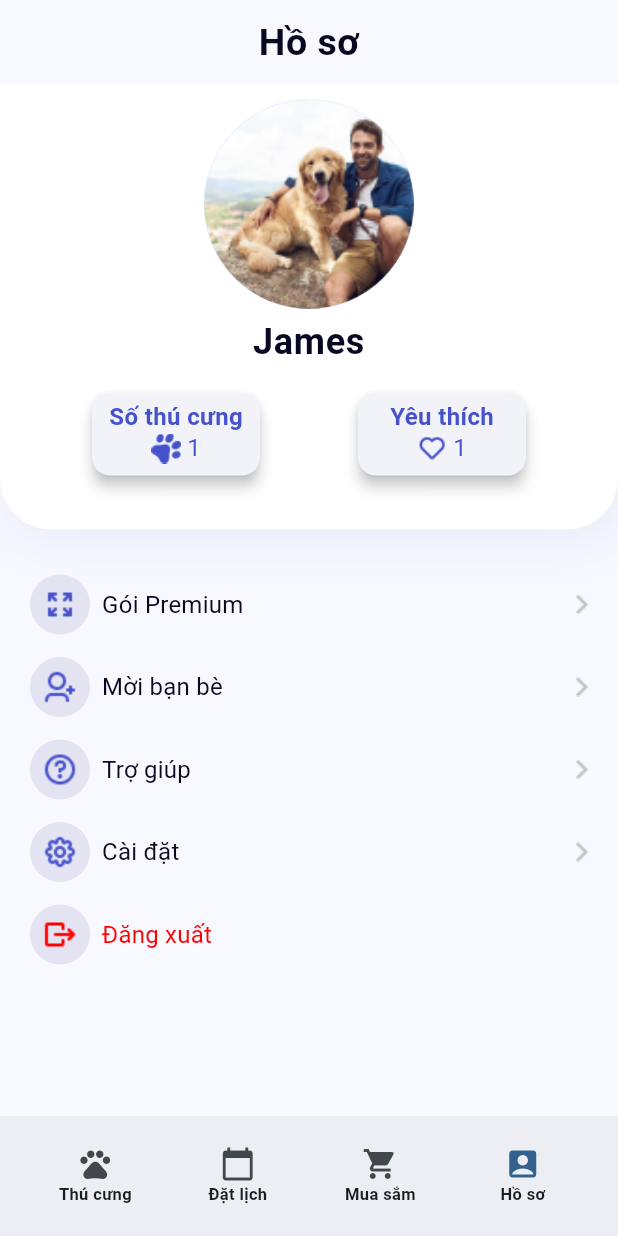
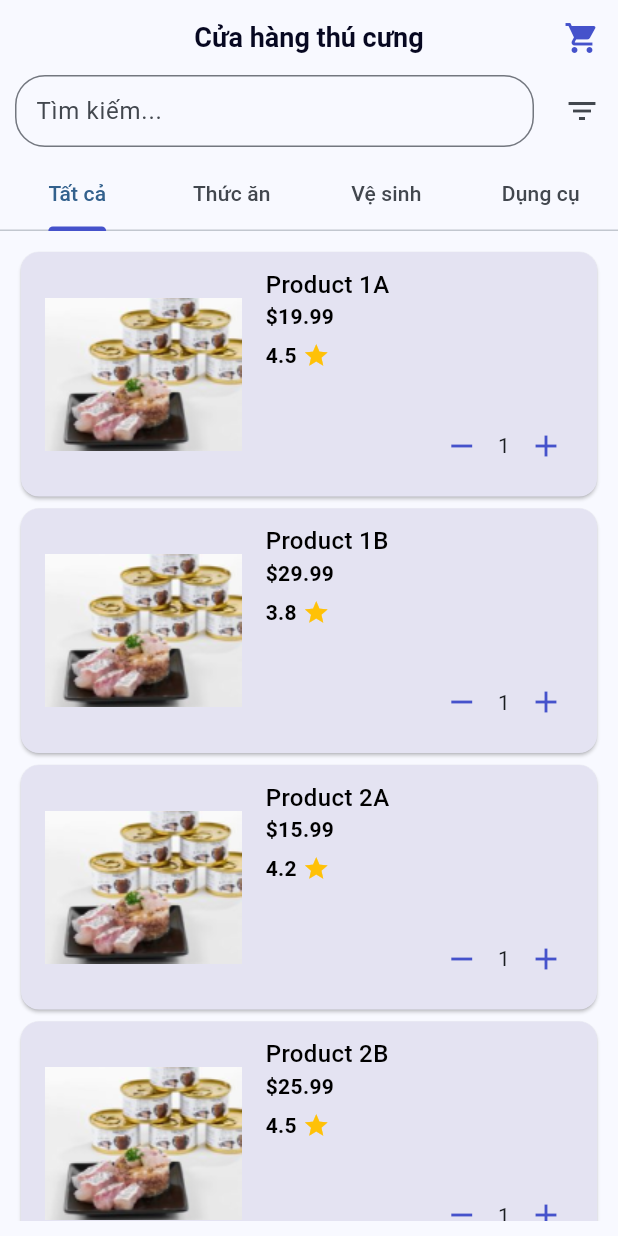
Before and after one commit to DQuyen231/PetCarePal_template, a Flutter app: the screen it shows after launch, on a phone screen of 412 x 824 dp. Run offline on Flutter 3.47's test engine with Material 3 defaults, Android fonts, the phone set to English and light mode, and no system bars; our stand-ins replace icons_plus; Roboto replaces fonts that are missing (Encode Sans).

Commit message:
pet shop screen

```diff
--- a/lib/main.dart
+++ b/lib/main.dart
@@ -13,6 +13,7 @@ import 'package:petcarepal/screens/payment/payment.dart';
 import 'package:petcarepal/screens/appointments/appointments.dart';
 import 'package:petcarepal/screens/user_profile/profile.dart';
 import 'package:petcarepal/screens/edit_user_profile/edit_user_profile.dart';
+import 'package:petcarepal/screens/pet_shop/pet_shop.dart';
 
 void main() {
   runApp(const MyApp());
@@ -33,7 +34,7 @@ class MyApp extends StatelessWidget {
       debugShowCheckedModeBanner: false,
       // initialRoute: AppRoutes.splash,
       routes: AppRoutes.getRoutes(),
-      home: ProfilePage(),
+      home: PetShop(),
     );
   }
 }
--- /dev/null
+++ b/lib/screens/pet_shop/components/custom_tab_bar.dart
@@ -0,0 +1,17 @@
+// custom_tab_bar.dart
+import 'package:flutter/material.dart';
+
+class CustomTabBar extends StatelessWidget {
+  @override
+  Widget build(BuildContext context) {
+    return TabBar(
+      tabs: [
+        Tab(text: 'Tất cả'),
+        Tab(text: 'Thức ăn'),
+        Tab(text: 'Vệ sinh'),
+        Tab(text: 'Dụng cụ'),
+      ],
+      indicatorColor: Color(0xFF4552CB), // Màu của thanh tab indicator
+    );
+  }
+}
--- /dev/null
+++ b/lib/screens/pet_shop/components/filter_button.dart
@@ -0,0 +1,15 @@
+import 'package:flutter/material.dart';
+
+class FilterButton extends StatelessWidget {
+  final VoidCallback onPressed;
+
+  const FilterButton({Key? key, required this.onPressed}) : super(key: key);
+
+  @override
+  Widget build(BuildContext context) {
+    return IconButton(
+      icon: Icon(Icons.filter_list),
+      onPressed: onPressed,
+    );
+  }
+}
--- /dev/null
+++ b/lib/screens/pet_shop/components/product_card.dart
@@ -0,0 +1,121 @@
+// product_card.dart
+import 'package:flutter/material.dart';
+import 'package:petcarepal/screens/pet_shop/product_data.dart';
+
+class ProductCard extends StatefulWidget {
+  final ProductModel product;
+
+  ProductCard({required this.product});
+
+  @override
+  _ProductCardState createState() => _ProductCardState();
+}
+
+class _ProductCardState extends State<ProductCard> {
+  int selectedQuantity = 1;
+
+  @override
+  Widget build(BuildContext context) {
+    return Card(
+      color: Color(0xFFE4E3F2),
+      child: Stack(
+        children: [
+          Padding(
+            padding: EdgeInsets.all(10),
+            child: Row(
+              crossAxisAlignment: CrossAxisAlignment.start,
+              children: [
+                ClipRRect(
+                  borderRadius: BorderRadius.circular(8.0),
+                  child: Image.asset(
+                    widget.product.imageUrl,
+                    width: 143,
+                    height: 143,
+                  ),
+                ),
+                SizedBox(width: 10),
+                Column(
+                  crossAxisAlignment: CrossAxisAlignment.start,
+                  children: [
+                    Text(
+                      widget.product.name,
+                      style: TextStyle(
+                        color: Colors.black,
+                        fontSize: 16,
+                        fontWeight: FontWeight.w500,
+                      ),
+                    ),
+                    Text(
+                      '\$${widget.product.price}',
+                      style: TextStyle(
+                        color: Colors.black,
+                        fontSize: 14,
+                        fontWeight: FontWeight.w700,
+                      ),
+                    ),
+                    SizedBox(height: 6),
+                    Row(
+                      children: [
+                        Text(
+                          '${widget.product.rating}',
+                          style: TextStyle(
+                            color: Colors.black,
+                            fontSize: 14,
+                            fontWeight: FontWeight.w600,
+                          ),
+                        ),
+                        SizedBox(width: 4),
+                        Icon(
+                          Icons.star,
+                          color: Colors.amber,
+                          size: 18,
+                        ),
+                      ],
+                    ),
+                  ],
+                ),
+              ],
+            ),
+          ),
+          Positioned(
+            bottom: 10,
+            right: 10,
+            child: Row(
+              children: [
+                IconButton(
+                  icon: Icon(
+                    Icons.remove,
+                    color:
+                        Color(0xFF4552CB), // Màu của biểu tượng khi được chọn
+                  ),
+                  onPressed: () {
+                    setState(() {
+                      if (selectedQuantity > 1) {
+                        selectedQuantity--;
+                        widget.product.quantity = selectedQuantity;
+                      }
+                    });
+                  },
+                ),
+                Text(selectedQuantity.toString()),
+                IconButton(
+                  icon: Icon(
+                    Icons.add,
+                    color:
+                        Color(0xFF4552CB), // Màu của biểu tượng khi được chọn
+                  ),
+                  onPressed: () {
+                    setState(() {
+                      selectedQuantity++;
+                      widget.product.quantity = selectedQuantity;
+                    });
+                  },
+                ),
+              ],
+            ),
+          ),
+        ],
+      ),
+    );
+  }
+}
--- /dev/null
+++ b/lib/screens/pet_shop/components/search_bar.dart
@@ -0,0 +1,42 @@
+import 'package:flutter/material.dart';
+import 'filter_button.dart';
+
+class SearchBarWithFilter extends StatelessWidget {
+  @override
+  Widget build(BuildContext context) {
+    return Container(
+      padding: EdgeInsets.only(left: 10.0, bottom: 8),
+      child: Row(
+        children: [
+          Expanded(
+            child: TextField(
+              decoration: InputDecoration(
+                hintText: 'Tìm kiếm...',
+                border: OutlineInputBorder(
+                  borderRadius: BorderRadius.circular(20.0),
+                ),
+                focusedBorder: OutlineInputBorder(
+                  borderRadius: BorderRadius.circular(20.0),
+                  borderSide: BorderSide(color: Color(0xFF4552CB)),
+                ),
+                contentPadding:
+                    EdgeInsets.symmetric(vertical: 8.0, horizontal: 10.0),
+              ),
+            ),
+          ),
+          SizedBox(width: 8.0),
+          FilterButton(
+            onPressed: () {
+              _showFilterOptions(context);
+            },
+          ),
+        ],
+      ),
+    );
+  }
+
+  void _showFilterOptions(BuildContext context) {
+    // Đặt mã xử lý hiển thị hộp thoại hoặc menu chọn lựa ở đây
+    // Bạn có thể sử dụng AlertDialog, BottomSheet, hoặc PopupMenuButton tùy thuộc vào yêu cầu của bạn
+  }
+}
--- /dev/null
+++ b/lib/screens/pet_shop/components/tab_content.dart
@@ -0,0 +1,45 @@
+// product_list_by_category.dart
+import 'package:flutter/material.dart';
+import 'package:petcarepal/screens/pet_shop/product_data.dart';
+import 'product_card.dart';
+
+class ProductListByCategory extends StatelessWidget {
+  final String category;
+
+  ProductListByCategory({required this.category});
+
+  @override
+  Widget build(BuildContext context) {
+    List<ProductModel> filteredProducts;
+
+    // Kiểm tra xem danh mục có phải là "Tất cả" hay không
+    if (category == 'Tất cả') {
+      filteredProducts = allProducts;
+    } else {
+      // Nếu không phải là "Tất cả", lọc danh sách sản phẩm theo danh mục
+      filteredProducts =
+          allProducts.where((product) => product.category == category).toList();
+    }
+
+    return Scaffold(
+      body: Padding(
+        padding: EdgeInsets.all(10),
+        child: SingleChildScrollView(
+          child: Column(
+            children: [
+              ListView.builder(
+                shrinkWrap: true,
+                physics: NeverScrollableScrollPhysics(),
+                itemCount: filteredProducts.length,
+                itemBuilder: (context, index) {
+                  ProductModel product = filteredProducts[index];
+                  return ProductCard(product: product);
+                },
+              ),
+            ],
+          ),
+        ),
+      ),
+    );
+  }
+}
--- /dev/null
+++ b/lib/screens/pet_shop/pet_shop.dart
@@ -0,0 +1,56 @@
+import 'package:flutter/material.dart';
+import 'package:petcarepal/screens/pet_shop/components/custom_tab_bar.dart';
+import 'package:petcarepal/screens/pet_shop/components/search_bar.dart';
+import 'package:petcarepal/screens/pet_shop/components/tab_content.dart';
+
+class PetShop extends StatelessWidget {
+  @override
+  Widget build(BuildContext context) {
+    return DefaultTabController(
+      length: 4, // Số lượng tab
+      child: Scaffold(
+        appBar: AppBar(
+          title: Text(
+            'Cửa hàng thú cưng',
+            style: TextStyle(
+              color: Color(0xFF070821),
+              fontSize: 18,
+              fontWeight: FontWeight.w700,
+            ),
+          ),
+          centerTitle: true,
+          actions: [
+            IconButton(
+              icon: Icon(Icons.shopping_cart),
+              onPressed: () {
+                // Xử lý khi người dùng nhấp vào biểu tượng giỏ hàng
+              },
+            ),
+          ],
+          iconTheme: IconThemeData(color: Color(0xFF4552CB)),
+          bottom: PreferredSize(
+            preferredSize:
+                Size.fromHeight(50.0), // Điều chỉnh chiều cao nếu cần
+            child: SearchBarWithFilter(),
+          ),
+        ),
+        body: Column(
+          children: [
+            CustomTabBar(),
+            Expanded(
+              child: TabBarView(
+                children: [
+                  // Nội dung cho Tab 1
+                  ProductListByCategory(category: 'Tất cả'),
+                  ProductListByCategory(category: 'Thức ăn'),
+                  ProductListByCategory(category: 'Vệ sinh'),
+                  ProductListByCategory(category: 'Dụng cụ'),
+                ],
+              ),
+            ),
+          ],
+        ),
+      ),
+    );
+  }
+}
--- /dev/null
+++ b/lib/screens/pet_shop/product_data.dart
@@ -0,0 +1,36 @@
+// product_data.dart
+class ProductModel {
+  final String name;
+  final String imageUrl;
+  final double price;
+  final double rating;
+  final String category;
+  int quantity;
+
+  ProductModel(this.name, this.imageUrl, this.price, this.rating, this.category,
+      {this.quantity = 1});
+}
+
+List<ProductModel> allProducts = [
+  ProductModel(
+      'Product 1A', 'assets/images/pate_cat.png', 19.99, 4.5, 'Thức ăn'),
+  ProductModel(
+      'Product 1B', 'assets/images/pate_cat.png', 29.99, 3.8, 'Thức ăn'),
+  ProductModel(
+      'Product 2A', 'assets/images/pate_cat.png', 15.99, 4.2, 'Vệ sinh'),
+  ProductModel(
+      'Product 2B', 'assets/images/pate_cat.png', 25.99, 4.5, 'Vệ sinh'),
+  ProductModel(
+      'Product 3A', 'assets/images/pate_cat.png', 25.99, 4.7, 'Dụng cụ'),
+  ProductModel(
+      'Product 3B', 'assets/images/pate_cat.png', 25.99, 3.0, 'Dụng cụ'),
+  ProductModel(
+      'Product 3C', 'assets/images/pate_cat.png', 25.99, 3.0, 'Dụng cụ'),
+  ProductModel(
+      'Product 3D', 'assets/images/pate_cat.png', 25.99, 3.0, 'Dụng cụ'),
+  ProductModel(
+      'Product 3E', 'assets/images/pate_cat.png', 25.99, 3.0, 'Dụng cụ'),
+  ProductModel(
+      'Product 3F', 'assets/images/pate_cat.png', 25.99, 3.0, 'Dụng cụ'),
+  // Thêm các sản phẩm khác cho các danh mục khác
+];
```
Also changed, not shown: assets/images/pate_cat.png (added), assets/images/pate_dog.png (added).
